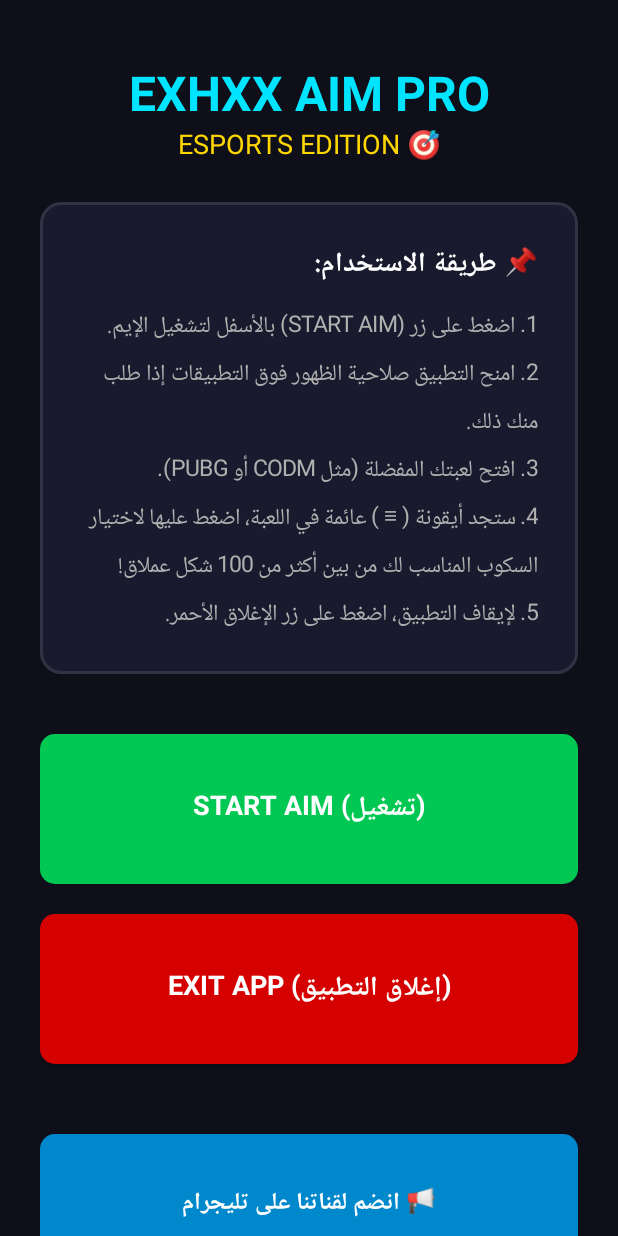
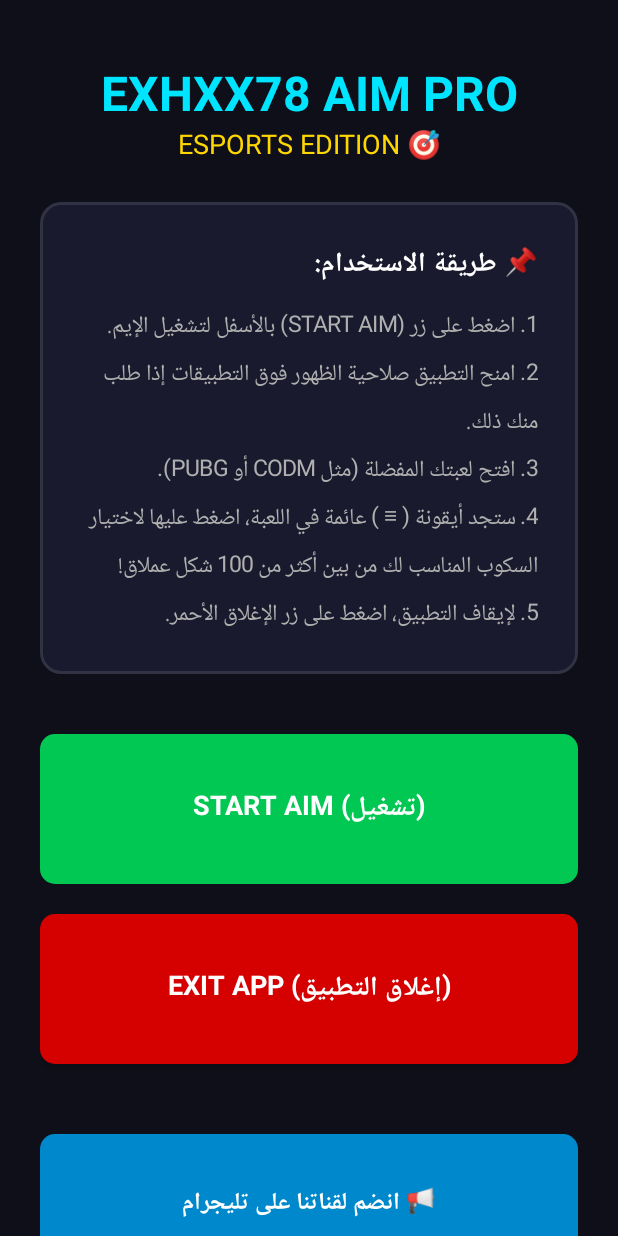
Before and after one commit to exhxx1/ExhxxAim, an Android app: the screen it shows after launch (MainActivity), on a phone screen of 412 x 824 dp. Run offline under Robolectric (Android 15) with nearby library versions, the light colour scheme and no system bars.

Commit message:
Branding Update: Changed app name to EXHXX78 AIM PRO to match Telegram username

```diff
--- a/app/src/main/AndroidManifest.xml
+++ b/app/src/main/AndroidManifest.xml
@@ -1,6 +1,6 @@
 <manifest xmlns:android="http://schemas.android.com/apk/res/android" package="com.exhxx78.aim">
     <uses-permission android:name="android.permission.SYSTEM_ALERT_WINDOW"/>
-    <application android:label="Exhxx Aim 🎯" android:theme="@android:style/Theme.DeviceDefault.NoActionBar">
+    <application android:label="Exhxx78 Aim 🎯" android:theme="@android:style/Theme.DeviceDefault.NoActionBar">
         <activity android:name=".MainActivity" android:exported="true">
             <intent-filter>
                 <action android:name="android.intent.action.MAIN" />
--- a/app/src/main/java/com/exhxx78/aim/MainActivity.java
+++ b/app/src/main/java/com/exhxx78/aim/MainActivity.java
@@ -37,7 +37,7 @@ public class MainActivity extends Activity {
 
         // 1. عنوان التطبيق
         TextView title = new TextView(this);
-        title.setText("EXHXX AIM PRO");
+        title.setText("EXHXX78 AIM PRO");
         title.setTextColor(Color.parseColor("#00E5FF")); // سماوي نيون
         title.setTextSize(32);
         title.setTypeface(null, Typeface.BOLD);
```
